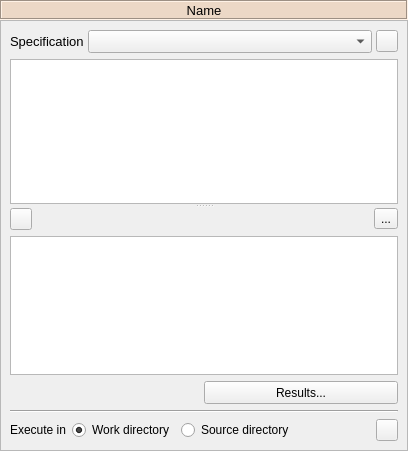
Above: spine_items/tool/ui/tool_properties.ui from spine-tools/spine-items before the change. Below: the same form after it.
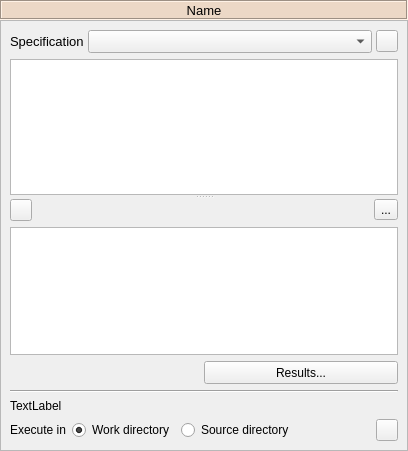
That is the form after the change. Icons and pictures are not drawn. Custom widgets are drawn as their Qt base class.

Patch:
```diff
--- a/spine_items/tool/ui/tool_properties.ui
+++ b/spine_items/tool/ui/tool_properties.ui
@@ -385,6 +385,13 @@
          </property>
         </widget>
        </item>
+       <item>
+        <widget class="QLabel" name="label_jupyter">
+         <property name="text">
+          <string>TextLabel</string>
+         </property>
+        </widget>
+       </item>
        <item>
         <layout class="QHBoxLayout" name="horizontalLayout_15" stretch="0,0,0,0,0">
          <item>
```
Left out of the diff: 2 changed lines with no effect on the pictures.
